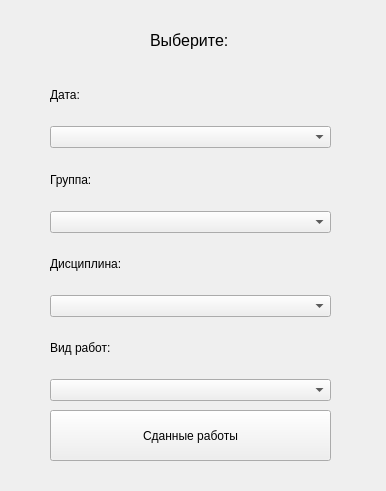
Before: the Qt Designer form ElectronicJournal/tomadeworks.ui in MariyaMari/myJournal, drawn with Qt 5.
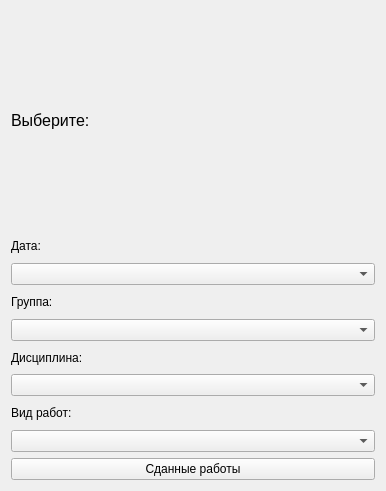
After: the same form once the commit is applied.

```diff
--- a/ElectronicJournal/tomadeworks.ui
+++ b/ElectronicJournal/tomadeworks.ui
@@ -13,15 +13,9 @@
   <property name="windowTitle">
    <string>Form</string>
   </property>
+  <layout class="QGridLayout" name="gridLayout">
+   <item row="0" column="0">
   <widget class="QLabel" name="label">
-   <property name="geometry">
-    <rect>
-     <x>150</x>
-     <y>30</y>
-     <width>91</width>
-     <height>21</height>
-    </rect>
-   </property>
    <property name="font">
     <font>
      <pointsize>12</pointsize>
@@ -31,15 +25,8 @@
     <string>Выберите: </string>
    </property>
   </widget>
-  <widget class="QWidget" name="verticalLayoutWidget">
-   <property name="geometry">
-    <rect>
-     <x>50</x>
-     <y>70</y>
-     <width>281</width>
-     <height>331</height>
-    </rect>
-   </property>
+   </item>
+   <item row="1" column="0">
    <layout class="QVBoxLayout" name="verticalLayout_3">
     <item>
      <widget class="QLabel" name="label_6">
@@ -82,20 +69,15 @@
      <widget class="QComboBox" name="comboBox_4"/>
     </item>
    </layout>
-  </widget>
+   </item>
+   <item row="2" column="0">
   <widget class="QPushButton" name="pushButton">
-   <property name="geometry">
-    <rect>
-     <x>50</x>
-     <y>410</y>
-     <width>281</width>
-     <height>51</height>
-    </rect>
-   </property>
    <property name="text">
     <string>Сданные работы</string>
    </property>
   </widget>
+   </item>
+  </layout>
  </widget>
  <resources/>
  <connections/>
```
Lines whose indentation alone changed are shown as unchanged.
